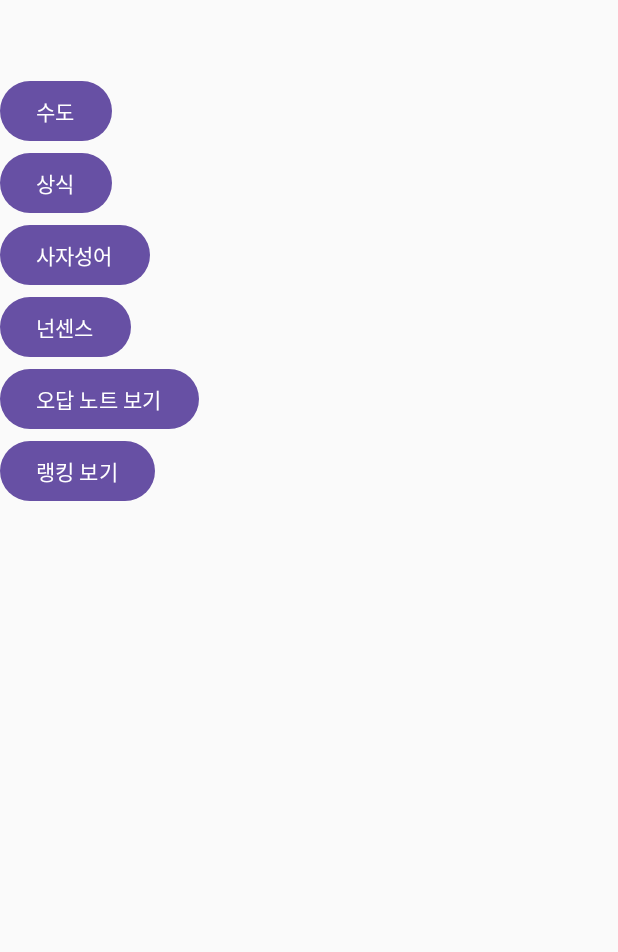
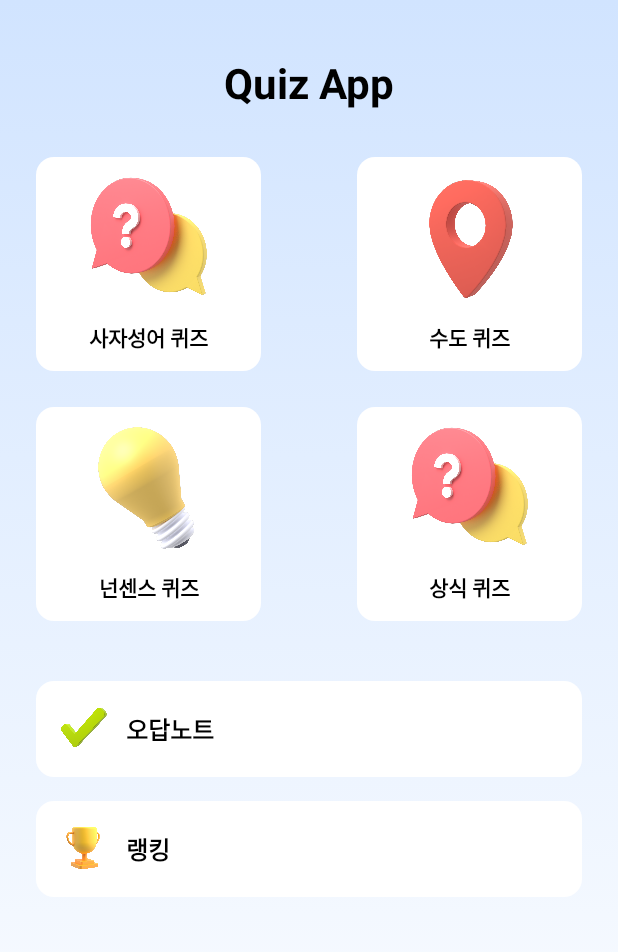
Before and after one commit to kkjimin12/mobileSW_14, an Android app built with Jetpack Compose: the screen it shows after launch (MainActivity), on a phone screen of 412 x 824 dp. Shown: the top 952 px of the screen. Run offline under Robolectric (Android 15) with nearby library versions, the phone set to English and light mode, and no system bars.

Commit message:
Feat: HomeScreen ui 구현

```diff
--- a/app/src/main/java/com/example/mobilequizapp/MainActivity.kt
+++ b/app/src/main/java/com/example/mobilequizapp/MainActivity.kt
@@ -20,6 +20,7 @@ import androidx.compose.foundation.Image
 import androidx.compose.foundation.clickable
 import androidx.compose.foundation.layout.PaddingValues
 import androidx.compose.foundation.layout.size
+import androidx.compose.foundation.layout.width
 import androidx.compose.foundation.shape.RoundedCornerShape
 import androidx.compose.foundation.lazy.items
 import androidx.compose.foundation.lazy.itemsIndexed
@@ -35,6 +36,7 @@ import androidx.compose.ui.unit.sp
 import androidx.compose.runtime.*
 import androidx.compose.ui.Alignment
 import androidx.compose.ui.Modifier
+import androidx.compose.ui.graphics.Brush
 import androidx.compose.ui.graphics.Color
 import androidx.compose.ui.input.pointer.PointerIcon
 import androidx.compose.ui.input.pointer.pointerHoverIcon
@@ -180,31 +182,147 @@ fun HomeScreen(
     onTopicSelected: (String, String) -> Unit,
     onWrongQuizClick: () -> Unit,
     onRankingClick: () -> Unit
-){
- // 주제 선택, 틀린 문제 보기, 랭킹 보기
-    Column(
-        modifier = Modifier.fillMaxSize().padding(top = 50.dp),
-    ){
-        Button(onClick = {onTopicSelected("수도","capitals.json")}){
-            Text("수도")
-        }
-        Button(onClick = {onTopicSelected("상식","general.json")}){
-            Text("상식")
-        }
-        Button(onClick = {onTopicSelected("사자성어","idioms.json")}){
-            Text("사자성어")
-        }
-        Button(onClick = {onTopicSelected("넌센스","nonsense.json")}){
-            Text("넌센스")
-        }
-        Button(onClick = onWrongQuizClick){
-            Text("오답 노트 보기")
-        }
-        Button(onClick = onRankingClick){
-            Text("랭킹 보기")
+) {
+    // 그라데이션 배경
+    Box(
+        modifier = Modifier
+            .fillMaxSize()
+            .background(
+                brush = Brush.verticalGradient(
+                    colors = listOf(Color(0xFFD1E4FF), Color.White)
+                )
+            )
+            .padding(horizontal = 24.dp)
+    ) {
+        Column(
+            modifier = Modifier.fillMaxSize(),
+            horizontalAlignment = Alignment.CenterHorizontally
+        ) {
+            Spacer(modifier = Modifier.height(40.dp))
+
+            // 상단 제목
+            Text(
+                text = "Quiz App",
+                fontSize = 28.sp,
+                fontWeight = FontWeight.Bold,
+                color = Color.Black,
+                modifier = Modifier.padding(bottom = 32.dp)
+            )
+
+            // 2×2 Grid
+            Column(verticalArrangement = Arrangement.spacedBy(24.dp)) {
+
+                Row(
+                    modifier = Modifier.fillMaxWidth(),
+                    horizontalArrangement = Arrangement.SpaceBetween
+                ) {
+                    HomeMenuCard(
+                        iconRes = R.drawable.general,    // 사자성어
+                        title = "사자성어 퀴즈",
+                        onClick = { onTopicSelected("사자성어", "idioms.json") }
+                    )
+                    HomeMenuCard(
+                        iconRes = R.drawable.capital,    // 수도
+                        title = "수도 퀴즈",
+                        onClick = { onTopicSelected("수도", "capitals.json") }
+                    )
+                }
+
+                Row(
+                    modifier = Modifier.fillMaxWidth(),
+                    horizontalArrangement = Arrangement.SpaceBetween
+                ) {
+                    HomeMenuCard(
+                        iconRes = R.drawable.nonsense,  // 넌센스
+                        title = "넌센스 퀴즈",
+                        onClick = { onTopicSelected("넌센스", "nonsense.json") }
+                    )
+                    HomeMenuCard(
+                        iconRes = R.drawable.general,    // 상식
+                        title = "상식 퀴즈",
+                        onClick = { onTopicSelected("상식", "general.json") }
+                    )
+                }
+            }
+
+            Spacer(modifier = Modifier.height(40.dp))
+
+            // 오답노트 버튼
+            HomeLargeButton(
+                iconRes = R.drawable.check,
+                text = "오답노트",
+                onClick = onWrongQuizClick
+            )
+
+            Spacer(modifier = Modifier.height(16.dp))
+
+            // 랭킹 버튼
+            HomeLargeButton(
+                iconRes = R.drawable.ranking,
+                text = "랭킹",
+                onClick = onRankingClick
+            )
         }
     }
 }
+@Composable
+fun HomeMenuCard(
+    iconRes: Int,
+    title: String,
+    onClick: () -> Unit
+) {
+    Column(
+        modifier = Modifier
+            .width(150.dp)
+            .background(Color.White, RoundedCornerShape(12.dp))
+            .clickable { onClick() }
+            .padding(12.dp),
+        horizontalAlignment = Alignment.CenterHorizontally
+    ) {
+        Image(
+            painter = painterResource(iconRes),
+            contentDescription = null,
+            modifier = Modifier.size(90.dp)
+        )
+        Spacer(modifier = Modifier.height(8.dp))
+        Text(
+            text = title,
+            fontSize = 14.sp,
+            fontWeight = FontWeight.Bold,
+            color = Color.Black,
+            textAlign = TextAlign.Center
+        )
+    }
+}
+@Composable
+fun HomeLargeButton(
+    iconRes: Int,
+    text: String,
+    onClick: () -> Unit
+) {
+    Row(
+        modifier = Modifier
+            .fillMaxWidth()
+            .background(Color.White, RoundedCornerShape(12.dp))
+            .clickable { onClick() }
+            .padding(16.dp),
+        verticalAlignment = Alignment.CenterVertically
+    ) {
+        Image(
+            painter = painterResource(iconRes),
+            contentDescription = null,
+            modifier = Modifier.size(32.dp)
+        )
+        Spacer(modifier = Modifier.width(12.dp))
+        Text(
+            text = text,
+            fontSize = 16.sp,
+            fontWeight = FontWeight.SemiBold,
+            color = Color.Black
+        )
+    }
+}
+
 
 //퀴즈 데이터 저장 클래스
 data class Quiz(
```
